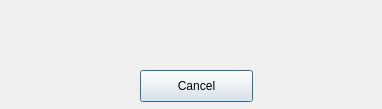
namuan/http-rider, file resources/ui/progress_dialog.ui: the form before one commit.
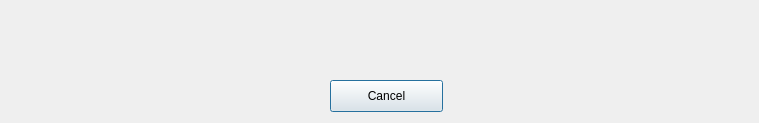
The form after the commit.

Commit message: Stretched progress dialog to fit most URLs

What changed in the file:
```diff
--- a/resources/ui/progress_dialog.ui
+++ b/resources/ui/progress_dialog.ui
@@ -12,8 +12,8 @@
    <rect>
     <x>0</x>
     <y>0</y>
-    <width>382</width>
-    <height>109</height>
+    <width>759</width>
+    <height>123</height>
    </rect>
   </property>
   <property name="contextMenuPolicy">
@@ -30,7 +30,7 @@
     <rect>
      <x>30</x>
      <y>30</y>
-     <width>331</width>
+     <width>691</width>
      <height>16</height>
     </rect>
    </property>
@@ -44,8 +44,8 @@
   <widget class="QPushButton" name="btn_cancel_progress">
    <property name="geometry">
     <rect>
-     <x>140</x>
-     <y>70</y>
+     <x>330</x>
+     <y>80</y>
      <width>113</width>
      <height>32</height>
     </rect>
```
The commit also changes 2 other files.
